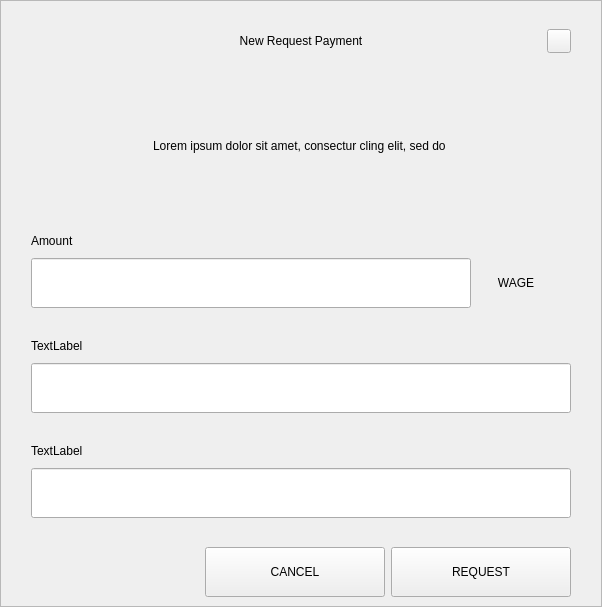
Qt form src/qt/digiwage/forms/requestdialog.ui (digiwage/digiwage) before a commit.
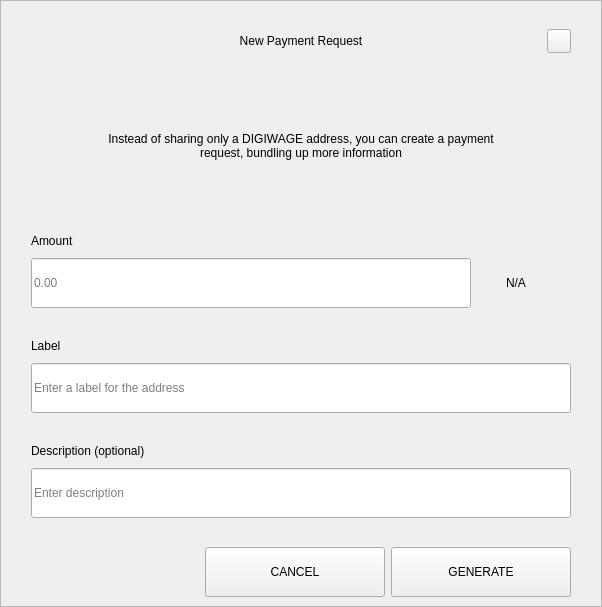
The same form after that commit.

What changed in the file:
```diff
--- a/src/qt/digiwage/forms/requestdialog.ui
+++ b/src/qt/digiwage/forms/requestdialog.ui
@@ -92,7 +92,7 @@
            <string notr="true">padding-left:24px;</string>
           </property>
           <property name="text">
-           <string>New Request Payment</string>
+           <string>New Payment Request</string>
           </property>
           <property name="alignment">
            <set>Qt::AlignCenter</set>
@@ -210,7 +210,7 @@
              </size>
             </property>
             <property name="text">
-             <string>Lorem ipsum dolor sit amet, consectur cling elit, sed do </string>
+             <string>Instead of sharing only a DIGIWAGE address, you can create a payment request, bundling up more information</string>
             </property>
             <property name="alignment">
              <set>Qt::AlignCenter</set>
@@ -289,6 +289,9 @@
                     <height>50</height>
                    </size>
                   </property>
+                  <property name="placeholderText">
+                   <string notr="true">0.00</string>
+                  </property>
                  </widget>
                 </item>
                 <item>
@@ -324,7 +327,7 @@
                    <item>
                     <widget class="QLabel" name="comboBoxCoin">
                      <property name="text">
-                      <string>WAGE</string>
+                      <string notr="true">N/A</string>
                      </property>
                      <property name="alignment">
                       <set>Qt::AlignCenter</set>
@@ -376,7 +379,7 @@
                </size>
               </property>
               <property name="text">
-               <string>TextLabel</string>
+               <string>Label</string>
               </property>
              </widget>
             </item>
@@ -394,6 +397,9 @@
                 <height>50</height>
                </size>
               </property>
+              <property name="placeholderText">
+               <string>Enter a label for the address</string>
+              </property>
              </widget>
             </item>
            </layout>
@@ -434,7 +440,7 @@
                </size>
               </property>
               <property name="text">
-               <string>TextLabel</string>
+               <string>Description (optional)</string>
               </property>
              </widget>
             </item>
@@ -452,6 +458,9 @@
                 <height>50</height>
                </size>
               </property>
+              <property name="placeholderText">
+               <string>Enter description</string>
+              </property>
              </widget>
             </item>
             <item>
@@ -672,7 +681,7 @@
             <enum>Qt::NoFocus</enum>
            </property>
            <property name="text">
-            <string>REQUEST</string>
+            <string>GENERATE</string>
            </property>
           </widget>
          </item>
```
Left out of the diff: 4 changed lines with no effect on the pictures.
